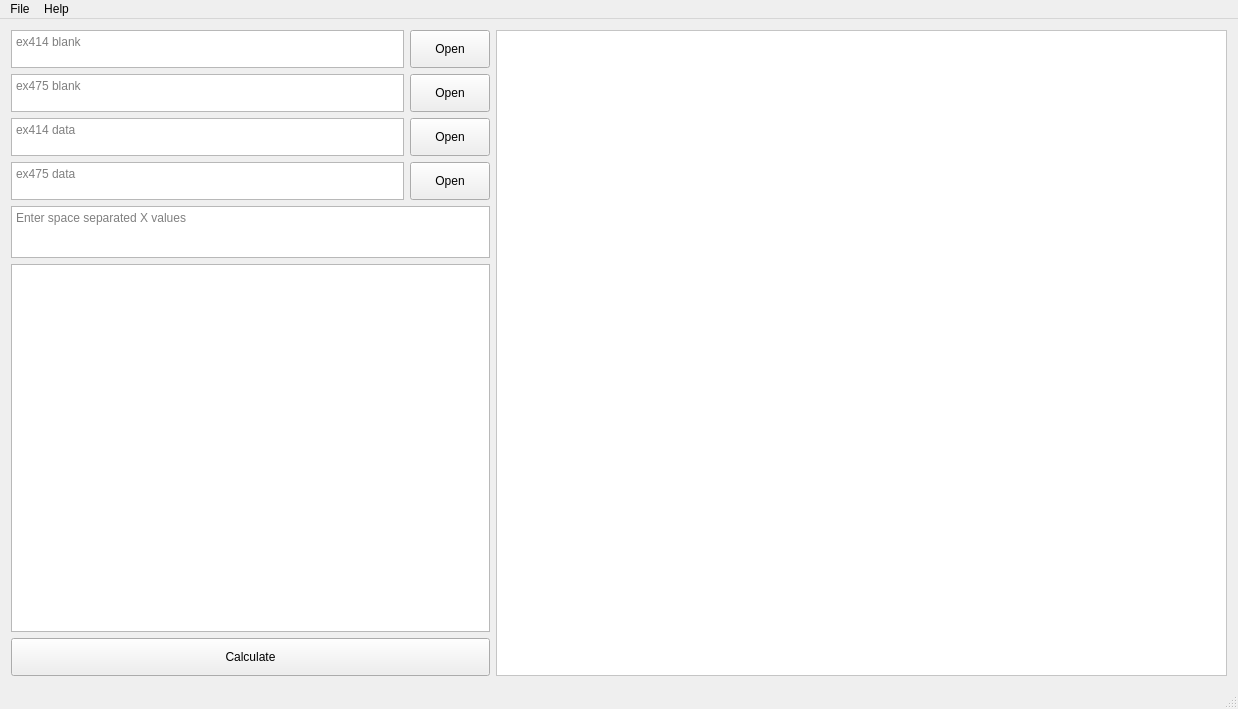
This is GUITrialOne/mainwindow.ui in cheripai/FretAnalyzer as Qt 5 draws it before an edit. The edited form follows.
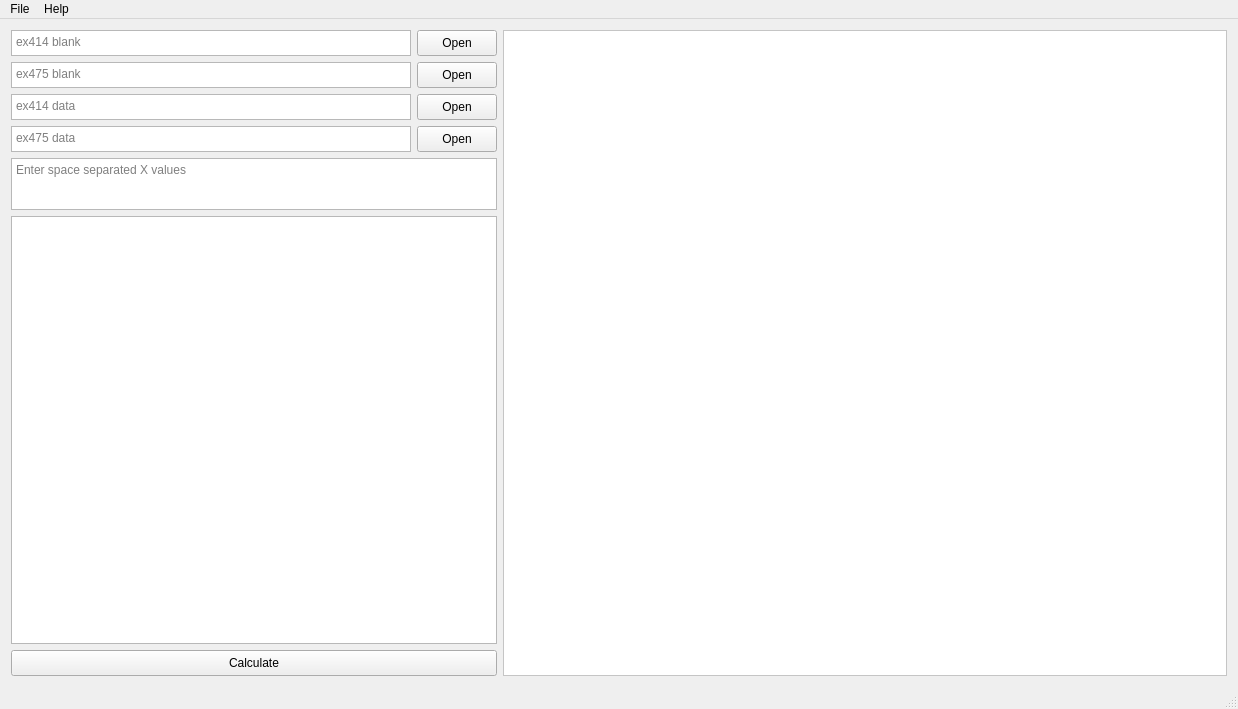
This is the edited form.

Commit message: changed minimum sizes

```diff
--- a/GUITrialOne/mainwindow.ui
+++ b/GUITrialOne/mainwindow.ui
@@ -19,14 +19,14 @@
      <widget class="QPushButton" name="calculateBtn">
       <property name="minimumSize">
        <size>
-        <width>0</width>
-        <height>38</height>
+        <width>486</width>
+        <height>26</height>
        </size>
       </property>
       <property name="maximumSize">
        <size>
         <width>16777215</width>
-        <height>38</height>
+        <height>26</height>
        </size>
       </property>
       <property name="text">
@@ -38,7 +38,7 @@
      <widget class="QLabel" name="plotFrame">
       <property name="minimumSize">
        <size>
-        <width>731</width>
+        <width>200</width>
         <height>532</height>
        </size>
       </property>
@@ -68,14 +68,14 @@
        <widget class="QPushButton" name="fileOpen1">
         <property name="minimumSize">
          <size>
-          <width>0</width>
-          <height>38</height>
+          <width>80</width>
+          <height>26</height>
          </size>
         </property>
         <property name="maximumSize">
          <size>
           <width>80</width>
-          <height>38</height>
+          <height>26</height>
          </size>
         </property>
         <property name="text">
@@ -87,19 +87,25 @@
        <widget class="QTextEdit" name="fileName3">
         <property name="minimumSize">
          <size>
-          <width>0</width>
-          <height>38</height>
+          <width>400</width>
+          <height>26</height>
          </size>
         </property>
         <property name="maximumSize">
          <size>
           <width>400</width>
-          <height>38</height>
+          <height>26</height>
          </size>
         </property>
         <property name="styleSheet">
          <string notr="true"/>
         </property>
+        <property name="verticalScrollBarPolicy">
+         <enum>Qt::ScrollBarAlwaysOff</enum>
+        </property>
+        <property name="horizontalScrollBarPolicy">
+         <enum>Qt::ScrollBarAlwaysOff</enum>
+        </property>
         <property name="tabChangesFocus">
          <bool>false</bool>
         </property>
@@ -118,14 +124,14 @@
        <widget class="QPushButton" name="fileOpen2">
         <property name="minimumSize">
          <size>
-          <width>0</width>
-          <height>38</height>
+          <width>80</width>
+          <height>26</height>
          </size>
         </property>
         <property name="maximumSize">
          <size>
           <width>80</width>
-          <height>38</height>
+          <height>26</height>
          </size>
         </property>
         <property name="text">
@@ -137,19 +143,25 @@
        <widget class="QTextEdit" name="fileName1">
         <property name="minimumSize">
          <size>
-          <width>0</width>
-          <height>38</height>
+          <width>400</width>
+          <height>26</height>
          </size>
         </property>
         <property name="maximumSize">
          <size>
           <width>400</width>
-          <height>38</height>
+          <height>26</height>
          </size>
         </property>
         <property name="styleSheet">
          <string notr="true"/>
         </property>
+        <property name="verticalScrollBarPolicy">
+         <enum>Qt::ScrollBarAlwaysOff</enum>
+        </property>
+        <property name="horizontalScrollBarPolicy">
+         <enum>Qt::ScrollBarAlwaysOff</enum>
+        </property>
         <property name="tabChangesFocus">
          <bool>false</bool>
         </property>
@@ -168,19 +180,25 @@
        <widget class="QTextEdit" name="fileName2">
         <property name="minimumSize">
          <size>
-          <width>0</width>
-          <height>38</height>
+          <width>400</width>
+          <height>26</height>
          </size>
         </property>
         <property name="maximumSize">
          <size>
           <width>400</width>
-          <height>38</height>
+          <height>26</height>
          </size>
         </property>
         <property name="styleSheet">
          <string notr="true"/>
         </property>
+        <property name="verticalScrollBarPolicy">
+         <enum>Qt::ScrollBarAlwaysOff</enum>
+        </property>
+        <property name="horizontalScrollBarPolicy">
+         <enum>Qt::ScrollBarAlwaysOff</enum>
+        </property>
         <property name="tabChangesFocus">
          <bool>false</bool>
         </property>
@@ -199,14 +217,14 @@
        <widget class="QPushButton" name="fileOpen3">
         <property name="minimumSize">
          <size>
-          <width>0</width>
-          <height>38</height>
+          <width>80</width>
+          <height>26</height>
          </size>
         </property>
         <property name="maximumSize">
          <size>
           <width>80</width>
-          <height>38</height>
+          <height>26</height>
          </size>
         </property>
         <property name="text">
@@ -218,14 +236,14 @@
        <widget class="QPushButton" name="fileOpen4">
         <property name="minimumSize">
          <size>
-          <width>0</width>
-          <height>38</height>
+          <width>80</width>
+          <height>26</height>
          </size>
         </property>
         <property name="maximumSize">
          <size>
           <width>80</width>
-          <height>38</height>
+          <height>26</height>
          </size>
         </property>
         <property name="text">
@@ -237,19 +255,25 @@
        <widget class="QTextEdit" name="fileName4">
         <property name="minimumSize">
          <size>
-          <width>0</width>
-          <height>38</height>
+          <width>400</width>
+          <height>26</height>
          </size>
         </property>
         <property name="maximumSize">
          <size>
           <width>400</width>
-          <height>38</height>
+          <height>26</height>
          </size>
         </property>
         <property name="styleSheet">
          <string notr="true"/>
         </property>
+        <property name="verticalScrollBarPolicy">
+         <enum>Qt::ScrollBarAlwaysOff</enum>
+        </property>
+        <property name="horizontalScrollBarPolicy">
+         <enum>Qt::ScrollBarAlwaysOff</enum>
+        </property>
         <property name="tabChangesFocus">
          <bool>false</bool>
         </property>
@@ -270,7 +294,7 @@
      <widget class="QTextEdit" name="resultsFrame">
       <property name="minimumSize">
        <size>
-        <width>0</width>
+        <width>486</width>
         <height>323</height>
        </size>
       </property>
@@ -286,7 +310,7 @@
      <widget class="QTextEdit" name="xValText">
       <property name="minimumSize">
        <size>
-        <width>0</width>
+        <width>486</width>
         <height>38</height>
        </size>
       </property>
```
